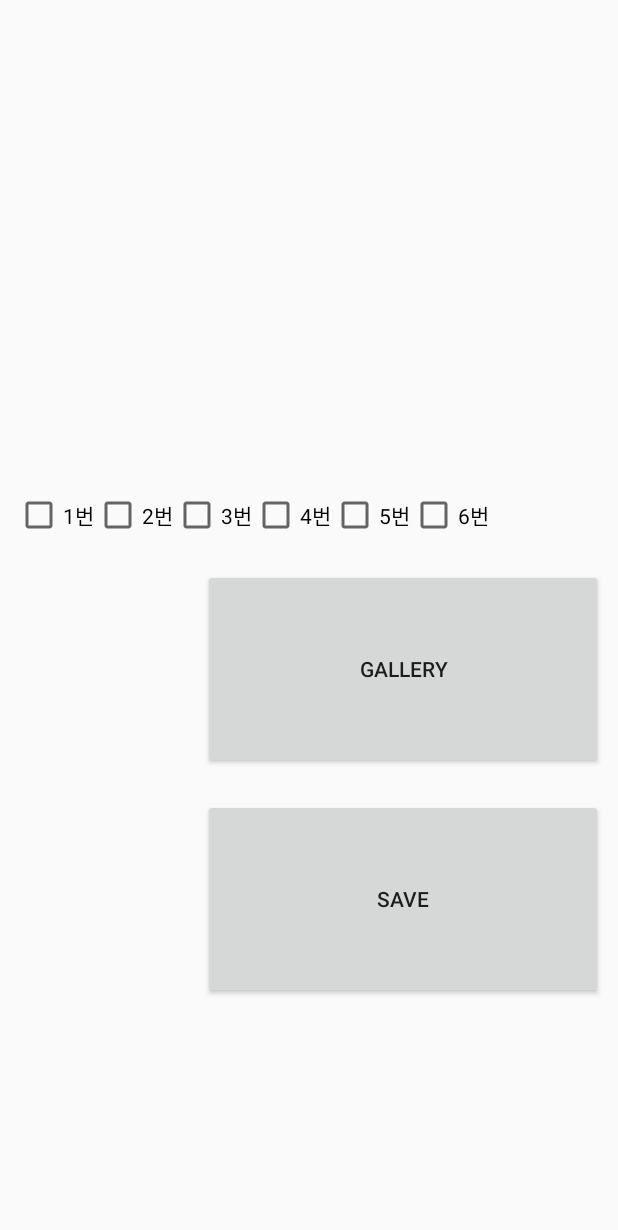
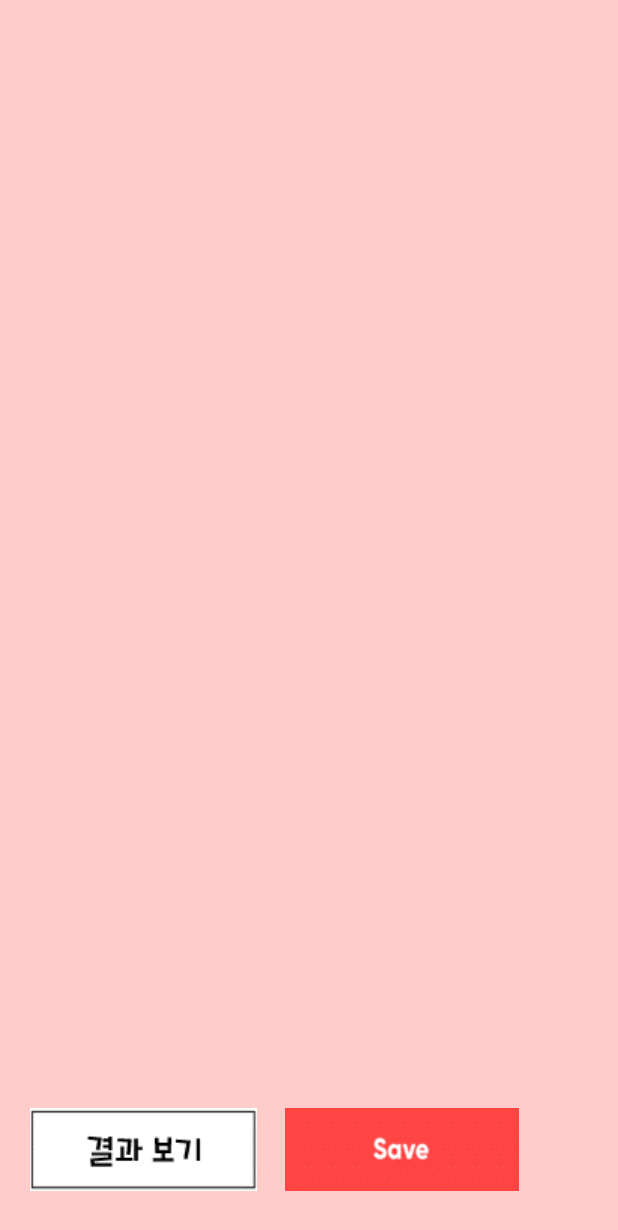
Before and after one commit to hyunss/Tripod_Camera, an Android app: the layout activity_main.xml on its own in the app's theme, with its tools: preview values and no code run, on a phone screen of 412 x 824 dp. Shown: the top 1230 px of the screen. Run offline under Robolectric (Android 15) with nearby library versions, the phone set to English and light mode, and no system bars.

Commit message:
layout revision

```diff
--- a/app/src/main/java/com/example/tensorflowex/CameraActivity.kt
+++ b/app/src/main/java/com/example/tensorflowex/CameraActivity.kt
@@ -348,11 +348,11 @@ class CameraActivity : AppCompatActivity(), LifecycleOwner{
                                      "http://192.168.25.11/project/uploads/${uploadFileName[i]}"
 
 //                        messageText!!.text = msg
-                        Toast.makeText(
-                            this,
-                            "File Upload Complete.",
-                            Toast.LENGTH_SHORT
-                        ).show()
+//                        Toast.makeText(
+//                            this,
+//                            "File Upload Complete.",
+//                            Toast.LENGTH_SHORT
+//                        ).show()
                     }
                 }
 
--- a/app/src/main/java/com/example/tensorflowex/MainActivity.java
+++ b/app/src/main/java/com/example/tensorflowex/MainActivity.java
@@ -9,12 +9,16 @@ import android.net.Uri;
 import android.os.Build;
 import android.os.Bundle;
 import android.os.Environment;
+import android.text.style.LeadingMarginSpan;
 import android.util.Log;
 import android.view.View;
 import android.widget.Button;
 import android.widget.CheckBox;
+import android.widget.ImageButton;
 import android.widget.ImageView;
+import android.widget.LinearLayout;
 import android.widget.TextView;
+import android.widget.Toast;
 
 import androidx.appcompat.app.AppCompatActivity;
 import androidx.core.app.ActivityCompat;
@@ -76,7 +80,7 @@ public class MainActivity extends AppCompatActivity {
     private CheckBox checkBox3;
     private CheckBox checkBox4;
     private CheckBox checkBox5;
-    private Button savebtn;
+    private ImageButton savebtn;
 
     Bitmap bitmap0;
     Bitmap bitmap1;
@@ -121,7 +125,16 @@ public class MainActivity extends AppCompatActivity {
         imgResult5 = (ImageView)findViewById(R.id.imgResult5);
         txtResult5 = (TextView) findViewById(R.id.txtResult5);
 
-        savebtn = (Button) findViewById(R.id.saveBtn);
+        savebtn = (ImageButton) findViewById(R.id.saveBtn);
+
+
+        checkBox0 = (CheckBox) findViewById(R.id.check0);
+        checkBox1 = (CheckBox) findViewById(R.id.check1);
+        checkBox2 = (CheckBox) findViewById(R.id.check2);
+        checkBox3 = (CheckBox) findViewById(R.id.check3);
+        checkBox4 = (CheckBox) findViewById(R.id.check4);
+        checkBox5 = (CheckBox) findViewById(R.id.check5);
+
 
         //텐서플로우 초기화 및 그래프파일 메모리에 탑재
         initTensorFlowAndLoadModel();
@@ -137,12 +150,12 @@ public class MainActivity extends AppCompatActivity {
             }
         }
 
-        try {
-            Thread.sleep(5000);
-            bit();
-        } catch (InterruptedException e) {
-            e.printStackTrace();
-        }
+//        try {
+//            Thread.sleep(5000);
+//            bit();
+//        } catch (InterruptedException e) {
+//            e.printStackTrace();
+//        }
 
     }
 
@@ -184,11 +197,28 @@ public class MainActivity extends AppCompatActivity {
     }
 
     public void GallaryOnClick(View view) {
+        ImageButton btnGallery = (ImageButton)findViewById(R.id.btnGallery);
+        btnGallery.setVisibility(View.GONE);
+        bit();
        // LoadImageFromGallery();
-        bit();
+        //LinearLayout chl = (LinearLayout)findViewById(R.id.chLinear);
+        CheckBox ch0 = (CheckBox)findViewById(R.id.check0);
+        CheckBox ch1 = (CheckBox)findViewById(R.id.check1);
+        CheckBox ch2 = (CheckBox)findViewById(R.id.check2);
+        CheckBox ch3 = (CheckBox)findViewById(R.id.check3);
+        CheckBox ch4 = (CheckBox)findViewById(R.id.check4);
+        CheckBox ch5 = (CheckBox)findViewById(R.id.check5);
+        ch0.setVisibility(View.VISIBLE);
+        ch1.setVisibility(View.VISIBLE);
+        ch2.setVisibility(View.VISIBLE);
+        ch3.setVisibility(View.VISIBLE);
+        ch4.setVisibility(View.VISIBLE);
+        ch5.setVisibility(View.VISIBLE);
+
     }
 
     public void bit(){
+
         BitmapFactory.Options options = new BitmapFactory.Options();
         options.inSampleSize = 8;
 
@@ -361,23 +391,21 @@ public class MainActivity extends AppCompatActivity {
         imgResult4.setImageBitmap(bitmaps_result[4]);
         imgResult5.setImageBitmap(bitmaps_result[5]);
 
-        txtResult0.setText("(1)"+percent_result[0]);
-        txtResult1.setText("(2)"+percent_result[1]);
-        txtResult2.setText("(3)"+percent_result[2]);
-        txtResult3.setText("(4)"+percent_result[3]);
-        txtResult4.setText("(5)"+percent_result[4]);
-        txtResult5.setText("(6)"+percent_result[5]);
+        txtResult0.setText(""+Math.round(percent_result[0] * 100) / 100.0);
+        txtResult1.setText(""+Math.round(percent_result[1] * 100) / 100.0);
+        txtResult2.setText(""+Math.round(percent_result[2] * 100) / 100.0);
+        txtResult3.setText(""+Math.round(percent_result[3] * 100) / 100.0);
+        txtResult4.setText(""+Math.round(percent_result[4] * 100) / 100.0);
+        txtResult5.setText(""+Math.round(percent_result[5] * 100) / 100.0);
 
-        checkBox0 = (CheckBox) findViewById(R.id.check0);
-        checkBox1 = (CheckBox) findViewById(R.id.check1);
-        checkBox2 = (CheckBox) findViewById(R.id.check2);
-        checkBox3 = (CheckBox) findViewById(R.id.check3);
-        checkBox4 = (CheckBox) findViewById(R.id.check4);
-        checkBox5 = (CheckBox) findViewById(R.id.check5);
+
+
 
         savebtn.setOnClickListener(new View.OnClickListener() {
             @Override
             public void onClick(View v) {
+                Toast toast = Toast.makeText(getApplicationContext(), "갤러리 저장 완료", Toast.LENGTH_LONG);
+                toast.show();
                 saveImage();
             }
         });
@@ -396,6 +424,7 @@ public class MainActivity extends AppCompatActivity {
         String string_path = ex_storage+foler_name;
         File file_path;
         if(checkBox0.isChecked()){
+
             try{
                 file_name = count++ +".jpg";
                 file_path = new File(string_path);
@@ -416,6 +445,7 @@ public class MainActivity extends AppCompatActivity {
 
         }
         if(checkBox1.isChecked()){
+
             try{
                 file_name = count++ +".jpg";
                 file_path = new File(string_path);
@@ -435,6 +465,7 @@ public class MainActivity extends AppCompatActivity {
             }
         }
         if(checkBox2.isChecked()){
+
             try{
                 file_name = count++ +".jpg";
                 file_path = new File(string_path);
@@ -454,6 +485,7 @@ public class MainActivity extends AppCompatActivity {
             }
         }
         if(checkBox3.isChecked()){
+
             try{
                 file_name = count++ +".jpg";
                 file_path = new File(string_path);
@@ -473,6 +505,7 @@ public class MainActivity extends AppCompatActivity {
             }
         }
         if(checkBox4.isChecked()){
+
             try{
                 file_name = count++ +".jpg";
                 file_path = new File(string_path);
@@ -492,6 +525,7 @@ public class MainActivity extends AppCompatActivity {
             }
         }
         if(checkBox5.isChecked()){
+
             try{
                 file_name = count++ +".jpg";
                 file_path = new File(string_path);
--- a/app/src/main/res/layout/activity_camera.xml
+++ b/app/src/main/res/layout/activity_camera.xml
@@ -28,14 +28,14 @@
             android:id="@+id/messageText"
             android:layout_width="120dp"
             android:layout_height="wrap_content"
-            android:layout_marginStart="5dp"
+
             android:text="TextView" />
 
         <ImageButton
             android:id="@+id/capture_button"
             android:layout_width="72dp"
             android:layout_height="72dp"
-            android:layout_marginStart="50dp"
+            android:layout_marginStart="10dp"
             android:background="#00ffffff"
             app:srcCompat="@drawable/icon" />
 
--- a/app/src/main/res/layout/activity_main.xml
+++ b/app/src/main/res/layout/activity_main.xml
@@ -5,97 +5,83 @@
     android:layout_width="match_parent"
     android:layout_height="match_parent"
     tools:context=".MainActivity"
-    android:layout_margin="10dp"
-    android:layout_gravity="center">
+    android:padding="10dp"
+    android:layout_gravity="center"
+    android:background="#ffcc">
 
 
     <ImageView
         android:id="@+id/imgResult0"
-        android:layout_width="120dp"
-        android:layout_height="120dp"
+        android:layout_width="100dp"
+        android:layout_height="100dp"
         android:layout_gravity = "center"
         android:adjustViewBounds="true"
+        android:layout_marginTop="25dp"
         app:layout_constraintStart_toStartOf="parent"
         app:layout_constraintTop_toTopOf="parent"
         />
 
     <ImageView
         android:id="@+id/imgResult1"
-        android:layout_width="120dp"
-        android:layout_height="120dp"
+        android:layout_width="100dp"
+        android:layout_height="100dp"
         android:layout_gravity="center"
         android:layout_marginStart="120dp"
-        android:layout_marginTop="0dp"
         android:adjustViewBounds="true"
-
+        android:layout_marginTop="25dp"
         app:layout_constraintStart_toStartOf="@+id/imgResult0"
         app:layout_constraintTop_toTopOf="parent" />
 
     <ImageView
         android:id="@+id/imgResult2"
-        android:layout_width="120dp"
-        android:layout_height="120dp"
+        android:layout_width="100dp"
+        android:layout_height="100dp"
         android:layout_gravity="center"
         android:layout_marginStart="120dp"
-        android:layout_marginTop="0dp"
+        android:layout_marginTop="25dp"
         android:adjustViewBounds="true"
-
         app:layout_constraintStart_toStartOf="@+id/imgResult1"
         app:layout_constraintTop_toTopOf="parent" />
     <ImageView
         android:id="@+id/imgResult3"
-        android:layout_width="120dp"
-        android:layout_height="120dp"
+        android:layout_width="100dp"
+        android:layout_height="100dp"
         android:layout_gravity = "center"
         android:adjustViewBounds="true"
+        android:layout_marginTop="195dp"
         app:layout_constraintStart_toStartOf="parent"
-        app:layout_constraintTop_toBottomOf="@+id/txtResult_line0"
+        app:layout_constraintTop_toTopOf="parent"
         />
 
     <ImageView
         android:id="@+id/imgResult4"
-        android:layout_width="120dp"
-        android:layout_height="120dp"
+        android:layout_width="100dp"
+        android:layout_height="100dp"
         android:layout_gravity="center"
         android:layout_marginStart="120dp"
-        android:layout_marginTop="0dp"
         android:adjustViewBounds="true"
-
+        android:layout_marginTop="195dp"
         app:layout_constraintStart_toStartOf="@+id/imgResult3"
-        app:layout_constraintTop_toBottomOf="@+id/txtResult_line1" />
+        app:layout_constraintTop_toTopOf="parent" />
 
     <ImageView
         android:id="@+id/imgResult5"
-        android:layout_width="120dp"
-        android:layout_height="120dp"
+        android:layout_width="100dp"
+        android:layout_height="100dp"
         android:layout_gravity="center"
-        android:layout_marginTop="0dp"
+        android:layout_marginTop="195dp"
         android:adjustViewBounds="true"
         android:layout_marginStart="120dp"
         app:layout_constraintStart_toStartOf="@+id/imgResult4"
-        app:layout_constraintTop_toBottomOf="@id/txtResult_line2"  />
+        app:layout_constraintTop_toTopOf="parent"  />
 
-    <Button
-        android:id="@+id/btnGallery"
-        android:layout_width="400px"
-        android:layout_height="200px"
-        android:onClick="GallaryOnClick"
-        android:text="GALLERY"
-        android:layout_marginTop="20dp"
-        app:layout_constraintRight_toRightOf="parent"
-        app:layout_constraintTop_toBottomOf="@+id/chLinear" />
     <TextView
         android:id="@+id/txtResult0"
         android:layout_width="120dp"
         android:layout_height="wrap_content"
         app:layout_constraintLeft_toLeftOf="parent"
         app:layout_constraintTop_toBottomOf="@+id/imgResult0"/>
-    <TextView
-        android:id="@+id/txtResult_line0"
-        android:layout_width="120dp"
-        android:layout_height="wrap_content"
-        app:layout_constraintLeft_toLeftOf="parent"
-        app:layout_constraintTop_toBottomOf="@+id/txtResult0"/>
+
     <TextView
         android:id="@+id/txtResult1"
         android:layout_width="120dp"
@@ -103,13 +89,7 @@
         android:layout_marginStart="120dp"
         app:layout_constraintLeft_toLeftOf="parent"
         app:layout_constraintTop_toBottomOf="@+id/imgResult1"/>
-    <TextView
-        android:id="@+id/txtResult_line1"
-        android:layout_width="120dp"
-        android:layout_height="wrap_content"
-        android:layout_marginStart="120dp"
-        app:layout_constraintLeft_toLeftOf="parent"
-        app:layout_constraintTop_toBottomOf="@+id/txtResult1"/>
+
     <TextView
         android:id="@+id/txtResult2"
         android:layout_width="120dp"
@@ -117,25 +97,51 @@
         android:layout_marginStart="240dp"
         app:layout_constraintLeft_toLeftOf="parent"
         app:layout_constraintTop_toBottomOf="@+id/imgResult2"/>
-    <TextView
-        android:id="@+id/txtResult_line2"
-        android:layout_width="120dp"
+
+    <LinearLayout
+        android:orientation="horizontal"
+        android:layout_width="wrap_content"
         android:layout_height="wrap_content"
-        android:layout_marginStart="240dp"
+
         app:layout_constraintLeft_toLeftOf="parent"
-        app:layout_constraintTop_toBottomOf="@+id/txtResult2"/>
+        android:layout_marginStart="20dp"
+        app:layout_constraintTop_toBottomOf="@+id/txtResult0"
+        >
+        <CheckBox
+            android:id="@+id/check0"
+            android:layout_width="wrap_content"
+            android:layout_height="wrap_content"
+            android:text="1번"
+            android:visibility="gone"
+            app:layout_constraintLeft_toLeftOf="parent"
+            app:layout_constraintTop_toBottomOf="parent"
+            />
+        <CheckBox
+            android:id="@+id/check1"
+            android:layout_width="wrap_content"
+            android:layout_height="wrap_content"
+            android:text="2번"
+            android:visibility="gone"
+            android:layout_marginLeft="70dp"
+            app:layout_constraintLeft_toLeftOf="parent"
+            app:layout_constraintTop_toBottomOf="@+id/check0" />
+        <CheckBox
+            android:id="@+id/check2"
+            android:layout_width="wrap_content"
+            android:layout_height="wrap_content"
+            android:text="3번"
+            android:visibility="gone"
+            android:layout_marginLeft="70dp"
+            app:layout_constraintLeft_toLeftOf="parent"
+            app:layout_constraintTop_toBottomOf="@+id/check1" />
+    </LinearLayout>
     <TextView
         android:id="@+id/txtResult3"
         android:layout_width="120dp"
         android:layout_height="wrap_content"
         app:layout_constraintLeft_toLeftOf="parent"
         app:layout_constraintTop_toBottomOf="@+id/imgResult3"/>
-    <TextView
-        android:id="@+id/txtResult_line3"
-        android:layout_width="120dp"
-        android:layout_height="wrap_content"
-        app:layout_constraintLeft_toLeftOf="parent"
-        app:layout_constraintTop_toBottomOf="@+id/txtResult3"/>
+
     <TextView
         android:id="@+id/txtResult4"
         android:layout_width="120dp"
@@ -143,13 +149,7 @@
         android:layout_marginStart="120dp"
         app:layout_constraintLeft_toLeftOf="parent"
         app:layout_constraintTop_toBottomOf="@+id/imgResult4"/>
-    <TextView
-        android:id="@+id/txtResult_line4"
-        android:layout_width="120dp"
-        android:layout_height="wrap_content"
-        android:layout_marginStart="120dp"
-        app:layout_constraintLeft_toLeftOf="parent"
-        app:layout_constraintTop_toBottomOf="@+id/txtResult4"/>
+
     <TextView
         android:id="@+id/txtResult5"
         android:layout_width="120dp"
@@ -157,46 +157,22 @@
         android:layout_marginStart="240dp"
         app:layout_constraintLeft_toLeftOf="parent"
         app:layout_constraintTop_toBottomOf="@+id/imgResult5"/>
-    <TextView
-        android:id="@+id/txtResult_line5"
-        android:layout_width="120dp"
-        android:layout_height="wrap_content"
-        android:layout_marginStart="240dp"
-        app:layout_constraintLeft_toLeftOf="parent"
-        app:layout_constraintTop_toBottomOf="@+id/txtResult5"/>
     <LinearLayout
-        android:id="@+id/chLinear"
+        android:orientation="horizontal"
         android:layout_width="wrap_content"
         android:layout_height="wrap_content"
 
         app:layout_constraintLeft_toLeftOf="parent"
-        app:layout_constraintTop_toBottomOf="@+id/txtResult_line3"
+        android:layout_marginStart="20dp"
+
+        app:layout_constraintTop_toBottomOf="@+id/txtResult3"
         >
-        <CheckBox
-            android:id="@+id/check0"
-            android:layout_width="wrap_content"
-            android:layout_height="wrap_content"
-            android:text="1번"
-             />
-        <CheckBox
-            android:id="@+id/check1"
-            android:layout_width="wrap_content"
-            android:layout_height="wrap_content"
-            android:text="2번"
-            app:layout_constraintLeft_toLeftOf="parent"
-            app:layout_constraintTop_toBottomOf="@+id/check0" />
-        <CheckBox
-            android:id="@+id/check2"
-            android:layout_width="wrap_content"
-            android:layout_height="wrap_content"
-            android:text="3번"
-            app:layout_constraintLeft_toLeftOf="parent"
-            app:layout_constraintTop_toBottomOf="@+id/check1" />
         <CheckBox
             android:id="@+id/check3"
             android:layout_width="wrap_content"
             android:layout_height="wrap_content"
             android:text="4번"
+            android:visibility="gone"
             app:layout_constraintLeft_toLeftOf="parent"
             app:layout_constraintTop_toBottomOf="@+id/check2" />
         <CheckBox
@@ -204,23 +180,45 @@
             android:layout_width="wrap_content"
             android:layout_height="wrap_content"
             android:text="5번"
+            android:visibility="gone"
+            android:layout_marginLeft="70dp"
             app:layout_constraintLeft_toLeftOf="parent"
             app:layout_constraintTop_toBottomOf="@+id/check3" />
+
         <CheckBox
             android:id="@+id/check5"
-            android:layout_width="wrap_content"
-            android:layout_height="wrap_content"
+            android:layout_width="match_parent"
+            android:layout_height="match_parent"
+            android:layout_marginLeft="70dp"
             android:text="6번"
+            android:visibility="gone"
             app:layout_constraintLeft_toLeftOf="parent"
             app:layout_constraintTop_toBottomOf="@+id/check4" />
     </LinearLayout>
-    <Button
+
+    <ImageButton
+        android:id="@+id/btnGallery"
+        android:layout_width="wrap_content"
+        android:layout_height="wrap_content"
+        app:srcCompat="@drawable/result"
+        android:layout_marginBottom="20dp"
+        android:layout_marginStart="10dp"
+        android:background="#00ffffff"
+        android:onClick="GallaryOnClick"
+        app:layout_constraintLeft_toLeftOf="parent"
+        app:layout_constraintBottom_toBottomOf="parent"
+        />
+    <ImageButton
         android:id="@+id/saveBtn"
-        android:layout_width="400px"
-        android:layout_height="200px"
-        android:text="SAVE"
-        android:layout_marginTop="20dp"
-        app:layout_constraintRight_toRightOf="parent"
-        app:layout_constraintTop_toBottomOf="@+id/btnGallery" />
+        android:layout_width="wrap_content"
+        android:layout_height="wrap_content"
+        android:layout_marginBottom="20dp"
+
+        android:layout_marginStart="180dp"
+        app:layout_constraintLeft_toLeftOf="parent"
+        app:layout_constraintBottom_toBottomOf="parent"
+        android:background="#00ffffff"
+        app:srcCompat="@drawable/galleryhover" />
+
 
 </androidx.constraintlayout.widget.ConstraintLayout>
--- a/app/src/main/res/values/colors.xml
+++ b/app/src/main/res/values/colors.xml
@@ -1,6 +1,6 @@
 <?xml version="1.0" encoding="utf-8"?>
 <resources>
-    <color name="colorPrimary">#008577</color>
-    <color name="colorPrimaryDark">#00574B</color>
+    <color name="colorPrimary">#ff5555</color>
+    <color name="colorPrimaryDark">#ff5555</color>
     <color name="colorAccent">#D81B60</color>
 </resources>
```
Also changed, not shown: app/src/main/res/drawable/gallery.png (added), app/src/main/res/drawable/galleryhover.png (added), app/src/main/res/drawable/result.png (added).
